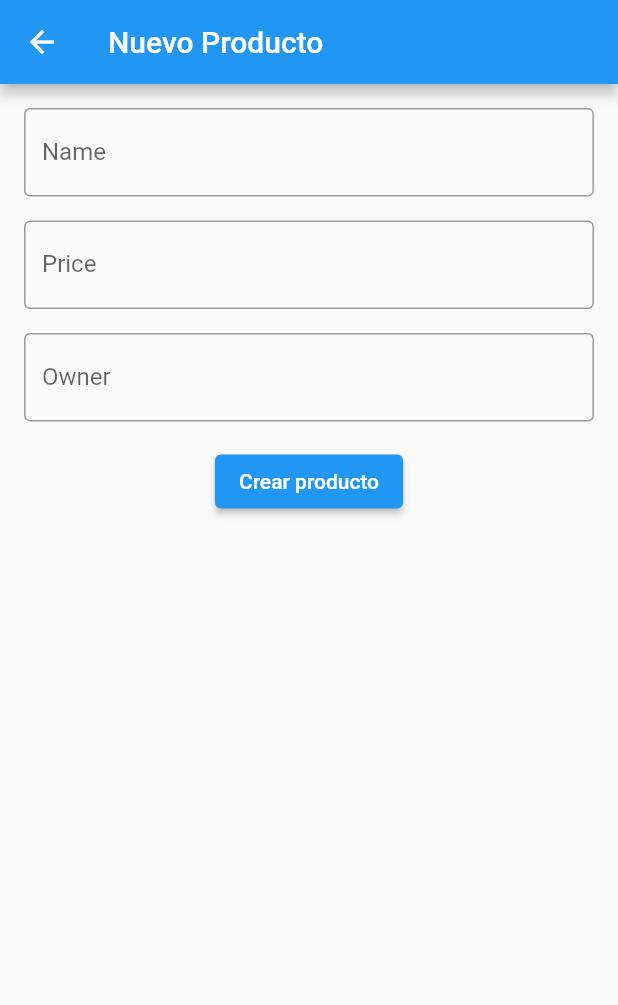
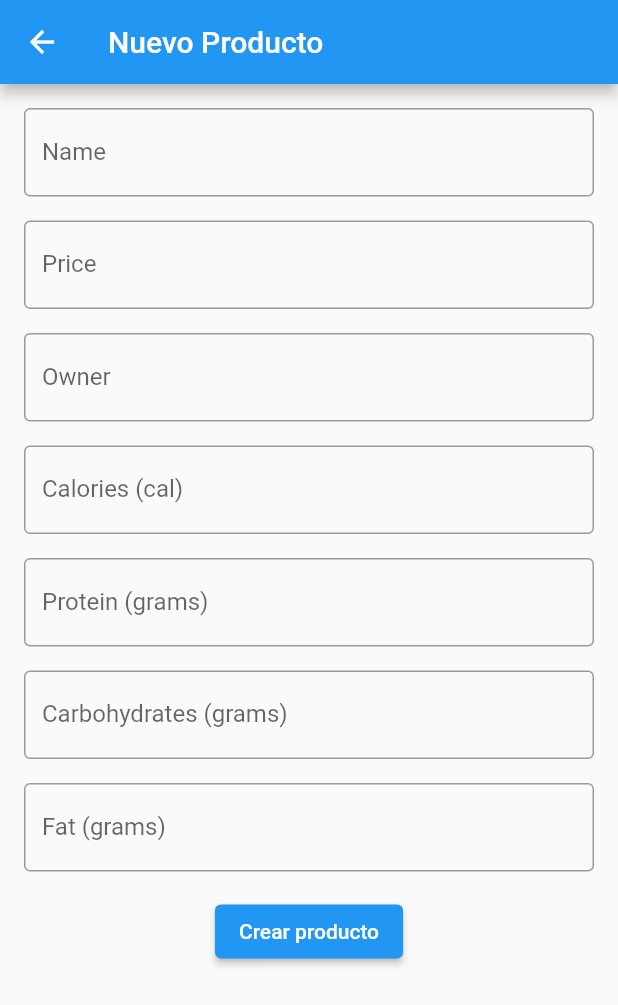
Before and after one commit to ayc-g6/pedidosNow-front, a Flutter app: the NewProductPage screen opened directly, on a phone screen of 412 x 824 dp. Shown: the top 1005 px of the screen. Run offline on Flutter 3.47's test engine with Material 2 defaults, Android fonts, the phone set to English and light mode, and no system bars; our stand-ins replace flutter_secure_storage, infinite_scroll_pagination, syncfusion_flutter_charts; accounts and stored records are empty.

Commit message:
[ADD] - Nutritional facts to product entity

```diff
--- a/lib/src/models/product.dart
+++ b/lib/src/models/product.dart
@@ -1,19 +1,33 @@
 class Product {
-  Product({required this.name, required this.price, required this.owner});
+  Product({required this.name, required this.price, required this.owner, required this.calories, required this.protein, required this.carbs, required this.fat});
 
   String name;
   double price;
   String owner;
 
+  // Nutritional facts:
+  final double calories;
+  final double protein;
+  final double carbs;
+  final double fat;
+
   Map<String, dynamic> toJson() => {
         'name': name,
         'price': price.toDouble(),
         'owner': owner,
+        'calories': calories,
+        'protein': protein,
+        'carbs': carbs,
+        'fat': fat
       };
 
   factory Product.fromJson(Map<String, dynamic> json) => Product(
         name: json['name'],
         price: json['price'],
         owner: json['owner'],
+        calories: json['calories'],
+        protein: json['protein'],
+        carbs: json['carbs'],
+        fat: json['fat']
       );
 }
--- a/lib/src/pages/new_product.dart
+++ b/lib/src/pages/new_product.dart
@@ -13,6 +13,12 @@ class _NewProductPageState extends State<NewProductPage> {
   String? _name;
   double? _price;
   String? _owner;
+
+  // Nutritional facts:
+  double? _calories;
+  double? _protein;
+  double? _carbs;
+  double? _fat;
 
   final _createProductFormKey = GlobalKey<FormState>();
   bool _isLoading = false;
@@ -57,12 +63,53 @@ class _NewProductPageState extends State<NewProductPage> {
             ),
           ),
           const SizedBox(height: 16.0),
+          // TODO: Don't know why this is here, should be automatically
           TextFormField(
             onSaved: (value) => _owner = value,
             textInputAction: TextInputAction.done,
             decoration: const InputDecoration(
               border: OutlineInputBorder(),
               labelText: 'Owner',
+            ),
+          ),
+          const SizedBox(height: 16.0),
+          TextFormField(
+            onSaved: (value) => _calories = double.parse(value!),
+            textInputAction: TextInputAction.next,
+            keyboardType: const TextInputType.numberWithOptions(decimal: true),
+            decoration: const InputDecoration(
+              border: OutlineInputBorder(),
+              labelText: 'Calories (cal)',
+            ),
+          ),
+          const SizedBox(height: 16.0),
+          TextFormField(
+            onSaved: (value) => _protein = double.parse(value!),
+            textInputAction: TextInputAction.next,
+            keyboardType: const TextInputType.numberWithOptions(decimal: true),
+            decoration: const InputDecoration(
+              border: OutlineInputBorder(),
+              labelText: 'Protein (grams)',
+            ),
+          ),
+          const SizedBox(height: 16.0),
+          TextFormField(
+            onSaved: (value) => _carbs = double.parse(value!),
+            textInputAction: TextInputAction.next,
+            keyboardType: const TextInputType.numberWithOptions(decimal: true),
+            decoration: const InputDecoration(
+              border: OutlineInputBorder(),
+              labelText: 'Carbohydrates (grams)',
+            ),
+          ),
+          const SizedBox(height: 16.0),
+          TextFormField(
+            onSaved: (value) => _fat = double.parse(value!),
+            textInputAction: TextInputAction.next,
+            keyboardType: const TextInputType.numberWithOptions(decimal: true),
+            decoration: const InputDecoration(
+              border: OutlineInputBorder(),
+              labelText: 'Fat (grams)',
             ),
           ),
           const SizedBox(height: 16.0),
@@ -85,7 +132,7 @@ class _NewProductPageState extends State<NewProductPage> {
       _createProductFormKey.currentState!.save();
       try {
         await Server.createProduct(
-            Product(name: _name!, price: _price!, owner: _owner!));
+            Product(name: _name!, price: _price!, owner: _owner!, calories: _calories!, protein: _protein!, carbs: _carbs!, fat: _fat!));
       } on ServerException catch (e) {
         if (!mounted) return;
         final snackBar = SnackBar(content: Text(e.message));
```
